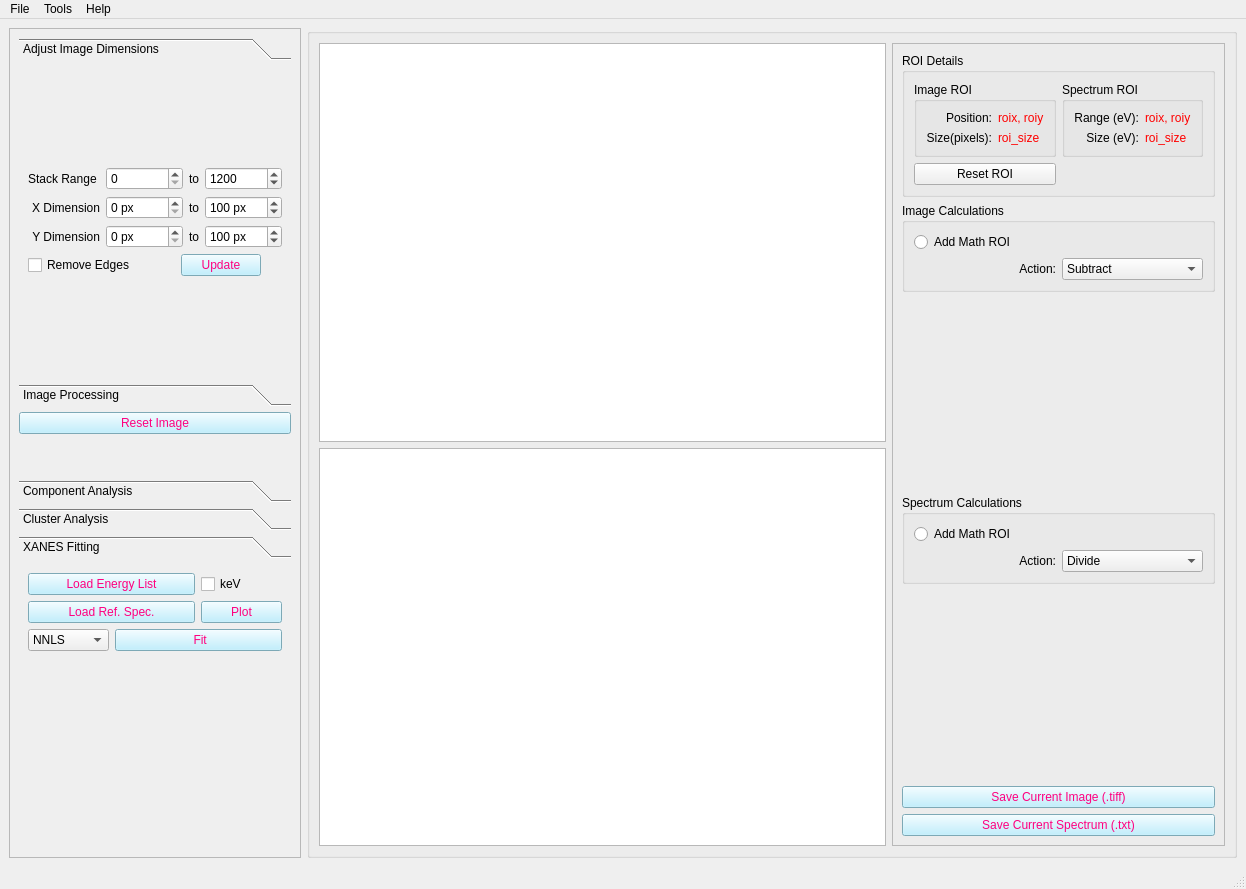
Above: uis/mainwindow_admin.ui from pattammattel/MIDAS_Admin before the change. Below: the same form after it.
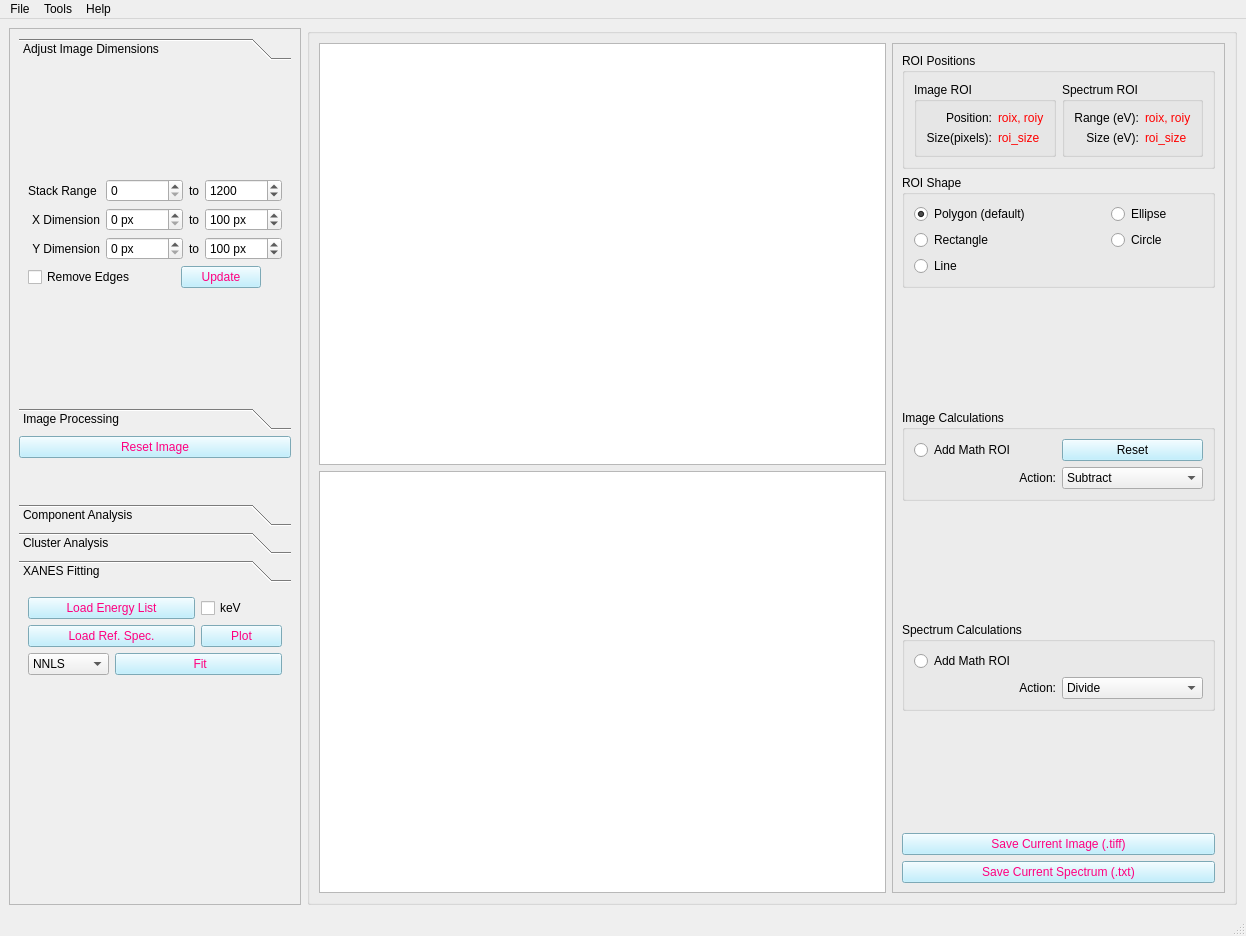
That is the form after the change. Custom widgets are drawn as their Qt base class.

Commit message: option to choose ROI Type

The edit to the form file:
```diff
--- a/uis/mainwindow_admin.ui
+++ b/uis/mainwindow_admin.ui
@@ -8,7 +8,7 @@
     <x>0</x>
     <y>0</y>
     <width>1246</width>
-    <height>889</height>
+    <height>936</height>
    </rect>
   </property>
   <property name="sizePolicy">
@@ -58,7 +58,7 @@
          <x>0</x>
          <y>0</y>
          <width>368</width>
-         <height>808</height>
+         <height>855</height>
         </rect>
        </property>
        <layout class="QGridLayout" name="gridLayout_9">
@@ -82,7 +82,7 @@
              <x>0</x>
              <y>0</y>
              <width>346</width>
-             <height>267</height>
+             <height>291</height>
             </rect>
            </property>
            <attribute name="label">
@@ -921,7 +921,7 @@
              <x>0</x>
              <y>0</y>
              <width>346</width>
-             <height>214</height>
+             <height>237</height>
             </rect>
            </property>
            <attribute name="label">
@@ -1071,129 +1071,13 @@
           <enum>QFrame::Raised</enum>
          </property>
          <layout class="QGridLayout" name="gridLayout_23">
-          <item row="12" column="0">
-           <widget class="QPushButton" name="pb_save_disp_img">
-            <property name="styleSheet">
-             <string notr="true">background-color: rgb(175, 236, 255);
-color: rgb(255, 0, 127);</string>
-            </property>
-            <property name="text">
-             <string>Save Current Image (.tiff)</string>
-            </property>
-           </widget>
-          </item>
-          <item row="13" column="0">
-           <widget class="QPushButton" name="pb_save_disp_spec">
-            <property name="styleSheet">
-             <string notr="true">background-color: rgb(175, 236, 255);
-color: rgb(255, 0, 127);</string>
-            </property>
-            <property name="text">
-             <string>Save Current Spectrum (.txt)</string>
-            </property>
-           </widget>
-          </item>
-          <item row="3" column="0">
-           <spacer name="verticalSpacer_5">
-            <property name="orientation">
-             <enum>Qt::Vertical</enum>
-            </property>
-            <property name="sizeHint" stdset="0">
-             <size>
-              <width>20</width>
-              <height>40</height>
-             </size>
-            </property>
-           </spacer>
-          </item>
-          <item row="11" column="0">
-           <spacer name="verticalSpacer_3">
-            <property name="orientation">
-             <enum>Qt::Vertical</enum>
-            </property>
-            <property name="sizeHint" stdset="0">
-             <size>
-              <width>20</width>
-              <height>40</height>
-             </size>
-            </property>
-           </spacer>
-          </item>
-          <item row="9" column="0">
-           <widget class="QGroupBox" name="groupBox_7">
-            <property name="title">
-             <string>Spectrum Calculations</string>
-            </property>
-            <layout class="QGridLayout" name="gridLayout_14">
-             <item row="0" column="0" colspan="2">
-              <widget class="QRadioButton" name="rb_math_roi">
-               <property name="sizePolicy">
-                <sizepolicy hsizetype="Preferred" vsizetype="Fixed">
-                 <horstretch>0</horstretch>
-                 <verstretch>0</verstretch>
-                </sizepolicy>
-               </property>
-               <property name="text">
-                <string>Add Math ROI</string>
-               </property>
-               <property name="checkable">
-                <bool>true</bool>
-               </property>
-               <property name="checked">
-                <bool>false</bool>
-               </property>
-              </widget>
-             </item>
-             <item row="1" column="0">
-              <widget class="QLabel" name="label_13">
-               <property name="text">
-                <string>Action:</string>
-               </property>
-               <property name="alignment">
-                <set>Qt::AlignRight|Qt::AlignTrailing|Qt::AlignVCenter</set>
-               </property>
-              </widget>
-             </item>
-             <item row="1" column="1">
-              <widget class="QComboBox" name="cb_roi_operation">
-               <property name="sizePolicy">
-                <sizepolicy hsizetype="Preferred" vsizetype="Preferred">
-                 <horstretch>0</horstretch>
-                 <verstretch>0</verstretch>
-                </sizepolicy>
-               </property>
-               <item>
-                <property name="text">
-                 <string>Divide</string>
-                </property>
-               </item>
-               <item>
-                <property name="text">
-                 <string>Subtract</string>
-                </property>
-               </item>
-               <item>
-                <property name="text">
-                 <string>Add</string>
-                </property>
-               </item>
-               <item>
-                <property name="text">
-                 <string>Correlation Plot</string>
-                </property>
-               </item>
-              </widget>
-             </item>
-            </layout>
-           </widget>
-          </item>
           <item row="0" column="0">
            <widget class="QGroupBox" name="groupBox_8">
             <property name="styleSheet">
              <string notr="true">font: 9pt &quot;Segoe UI&quot;;</string>
             </property>
             <property name="title">
-             <string>ROI Details</string>
+             <string>ROI Positions</string>
             </property>
             <layout class="QGridLayout" name="gridLayout_19">
              <item row="0" column="1">
@@ -1300,23 +1184,16 @@
                </layout>
               </widget>
              </item>
-             <item row="1" column="0">
-              <widget class="QPushButton" name="pb_reset_roi">
-               <property name="text">
-                <string>Reset ROI</string>
-               </property>
-              </widget>
-             </item>
             </layout>
            </widget>
           </item>
-          <item row="2" column="0">
+          <item row="3" column="0">
            <widget class="QGroupBox" name="groupBox_3">
             <property name="title">
              <string>Image Calculations</string>
             </property>
             <layout class="QGridLayout" name="gridLayout_6">
-             <item row="0" column="0" colspan="2">
+             <item row="0" column="0">
               <widget class="QRadioButton" name="rb_math_roi_img">
                <property name="layoutDirection">
                 <enum>Qt::LeftToRight</enum>
@@ -1326,6 +1203,16 @@
                </property>
               </widget>
              </item>
+             <item row="0" column="1">
+              <widget class="QPushButton" name="pb_reset_roi_2">
+               <property name="styleSheet">
+                <string notr="true">background-color: rgb(175, 236, 255);</string>
+               </property>
+               <property name="text">
+                <string>Reset</string>
+               </property>
+              </widget>
+             </item>
              <item row="1" column="0">
               <widget class="QLabel" name="label_14">
                <property name="text">
@@ -1369,6 +1256,190 @@
             </layout>
            </widget>
           </item>
+          <item row="10" column="0">
+           <widget class="QGroupBox" name="groupBox_7">
+            <property name="title">
+             <string>Spectrum Calculations</string>
+            </property>
+            <layout class="QGridLayout" name="gridLayout_14">
+             <item row="0" column="0" colspan="2">
+              <widget class="QRadioButton" name="rb_math_roi">
+               <property name="sizePolicy">
+                <sizepolicy hsizetype="Preferred" vsizetype="Fixed">
+                 <horstretch>0</horstretch>
+                 <verstretch>0</verstretch>
+                </sizepolicy>
+               </property>
+               <property name="text">
+                <string>Add Math ROI</string>
+               </property>
+               <property name="checkable">
+                <bool>true</bool>
+               </property>
+               <property name="checked">
+                <bool>false</bool>
+               </property>
+              </widget>
+             </item>
+             <item row="1" column="0">
+              <widget class="QLabel" name="label_13">
+               <property name="text">
+                <string>Action:</string>
+               </property>
+               <property name="alignment">
+                <set>Qt::AlignRight|Qt::AlignTrailing|Qt::AlignVCenter</set>
+               </property>
+              </widget>
+             </item>
+             <item row="1" column="1">
+              <widget class="QComboBox" name="cb_roi_operation">
+               <property name="sizePolicy">
+                <sizepolicy hsizetype="Preferred" vsizetype="Preferred">
+                 <horstretch>0</horstretch>
+                 <verstretch>0</verstretch>
+                </sizepolicy>
+               </property>
+               <item>
+                <property name="text">
+                 <string>Divide</string>
+                </property>
+               </item>
+               <item>
+                <property name="text">
+                 <string>Subtract</string>
+                </property>
+               </item>
+               <item>
+                <property name="text">
+                 <string>Add</string>
+                </property>
+               </item>
+               <item>
+                <property name="text">
+                 <string>Correlation Plot</string>
+                </property>
+               </item>
+              </widget>
+             </item>
+            </layout>
+           </widget>
+          </item>
+          <item row="13" column="0">
+           <widget class="QPushButton" name="pb_save_disp_img">
+            <property name="styleSheet">
+             <string notr="true">background-color: rgb(175, 236, 255);
+color: rgb(255, 0, 127);</string>
+            </property>
+            <property name="text">
+             <string>Save Current Image (.tiff)</string>
+            </property>
+           </widget>
+          </item>
+          <item row="4" column="0">
+           <spacer name="verticalSpacer_5">
+            <property name="orientation">
+             <enum>Qt::Vertical</enum>
+            </property>
+            <property name="sizeHint" stdset="0">
+             <size>
+              <width>20</width>
+              <height>40</height>
+             </size>
+            </property>
+           </spacer>
+          </item>
+          <item row="14" column="0">
+           <widget class="QPushButton" name="pb_save_disp_spec">
+            <property name="styleSheet">
+             <string notr="true">background-color: rgb(175, 236, 255);
+color: rgb(255, 0, 127);</string>
+            </property>
+            <property name="text">
+             <string>Save Current Spectrum (.txt)</string>
+            </property>
+           </widget>
+          </item>
+          <item row="12" column="0">
+           <spacer name="verticalSpacer_3">
+            <property name="orientation">
+             <enum>Qt::Vertical</enum>
+            </property>
+            <property name="sizeHint" stdset="0">
+             <size>
+              <width>20</width>
+              <height>40</height>
+             </size>
+            </property>
+           </spacer>
+          </item>
+          <item row="1" column="0">
+           <widget class="QGroupBox" name="groupBox_2">
+            <property name="title">
+             <string>ROI Shape</string>
+            </property>
+            <layout class="QGridLayout" name="gridLayout_22">
+             <item row="0" column="0" colspan="2">
+              <layout class="QVBoxLayout" name="verticalLayout">
+               <item>
+                <widget class="QRadioButton" name="rb_poly_roi">
+                 <property name="text">
+                  <string>Polygon (default)</string>
+                 </property>
+                 <property name="checked">
+                  <bool>true</bool>
+                 </property>
+                </widget>
+               </item>
+               <item>
+                <widget class="QRadioButton" name="rb_rect_roi">
+                 <property name="text">
+                  <string>Rectangle</string>
+                 </property>
+                </widget>
+               </item>
+              </layout>
+             </item>
+             <item row="0" column="2">
+              <layout class="QVBoxLayout" name="verticalLayout_2">
+               <item>
+                <widget class="QRadioButton" name="rb_elli_roi">
+                 <property name="text">
+                  <string>Ellipse</string>
+                 </property>
+                </widget>
+               </item>
+               <item>
+                <widget class="QRadioButton" name="rb_circle_roi">
+                 <property name="text">
+                  <string>Circle</string>
+                 </property>
+                </widget>
+               </item>
+              </layout>
+             </item>
+             <item row="1" column="0">
+              <widget class="QRadioButton" name="rb_line_roi">
+               <property name="text">
+                <string>Line</string>
+               </property>
+              </widget>
+             </item>
+            </layout>
+           </widget>
+          </item>
+          <item row="2" column="0">
+           <spacer name="verticalSpacer_4">
+            <property name="orientation">
+             <enum>Qt::Vertical</enum>
+            </property>
+            <property name="sizeHint" stdset="0">
+             <size>
+              <width>20</width>
+              <height>40</height>
+             </size>
+            </property>
+           </spacer>
+          </item>
          </layout>
         </widget>
        </item>
```
Left out of the diff: 4 changed lines with no effect on the pictures. The commit also changes 1 other file.
